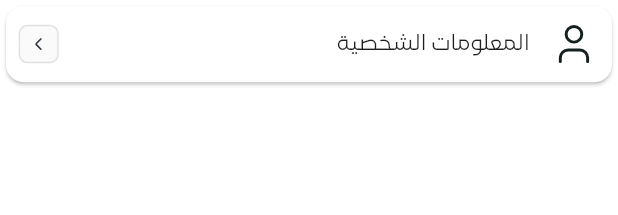
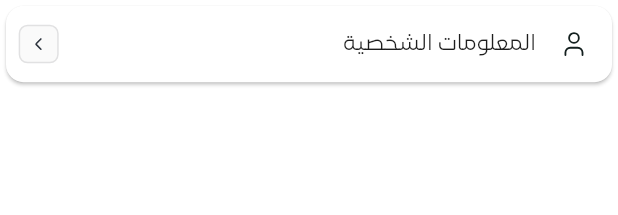
Before and after one commit to AmrHussei/falak_app, a Flutter app: the ProfileCartWidget widget shown alone on an empty page, opened directly, on a phone screen of 412 x 824 dp. Shown: the top 215 px of the screen. Run offline on Flutter 3.47's test engine with Material 3 defaults, Android fonts, the phone set to English and light mode, and no system bars; our stand-ins replace bloc, cached_network_image, carousel_slider, chewie, dartz, device_info_plus and 31 more; missing offline and left inert: dio_cache_interceptor, media_scanner; accounts and stored records are empty; network calls fail; project files that could hold a hidden picture were left out.

Commit message:
refactor(profile): adjust spacing and icon alignment in profile card
Refactors the `ProfileCartWidget` to improve its visual layout.

- Reduces the horizontal space between the icon and the text from 12 to 8.
- Wraps the icon `SvgPicture` within a `SizedBox` and centers it to ensure consistent alignment.
- Resizes the icon itself from 32x32 to 20x20 while keeping the surrounding `SizedBox` at 32x32 to maintain overall spacing.

```diff
--- a/lib/features/profile/presentation/view/widgets/profile/profile_cart_widget.dart
+++ b/lib/features/profile/presentation/view/widgets/profile/profile_cart_widget.dart
@@ -32,13 +32,23 @@ class ProfileCartWidget extends StatelessWidget {
           padding: EdgeInsets.symmetric(vertical: 10.h, horizontal: 8.w),
           child: Row(
             children: [
+              SizedBox(
+                width: 32.w,
+                height: 32.h,
+
+                child: Row(
+                  mainAxisAlignment: MainAxisAlignment.center,
+                  children: [
                     SvgPicture.asset(
                       image,
                       fit: BoxFit.contain,
-                height: 32.h,
-                width: 32.w,
+                      height: 20.h,
+                      width: 20.w,
                     ),
-              12.horizontalSpace,
+                  ],
+                ),
+              ),
+              8.horizontalSpace,
               Text(
                 text,
                 style: AppStyles.styleRegular16(context).copyWith(
@@ -48,7 +58,8 @@ class ProfileCartWidget extends StatelessWidget {
                 ),
               ),
               Spacer(),
-              if(!isRed)Container(
+              if (!isRed)
+                Container(
                   padding: const EdgeInsets.all(6),
                   decoration: ShapeDecoration(
                     color: const Color(0xFFFAFAFA) /* Surface-primary */,
```
Lines whose indentation alone changed are shown as unchanged.
